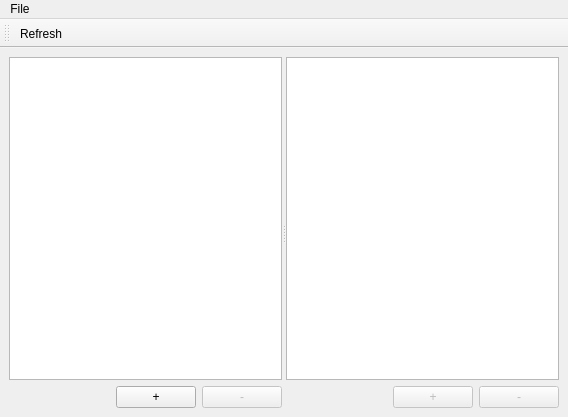
Before: the Qt Designer form ictrlquotes/widgets/ui/mainwindow.ui in alenz33/ictrlquotes, drawn with Qt 5.
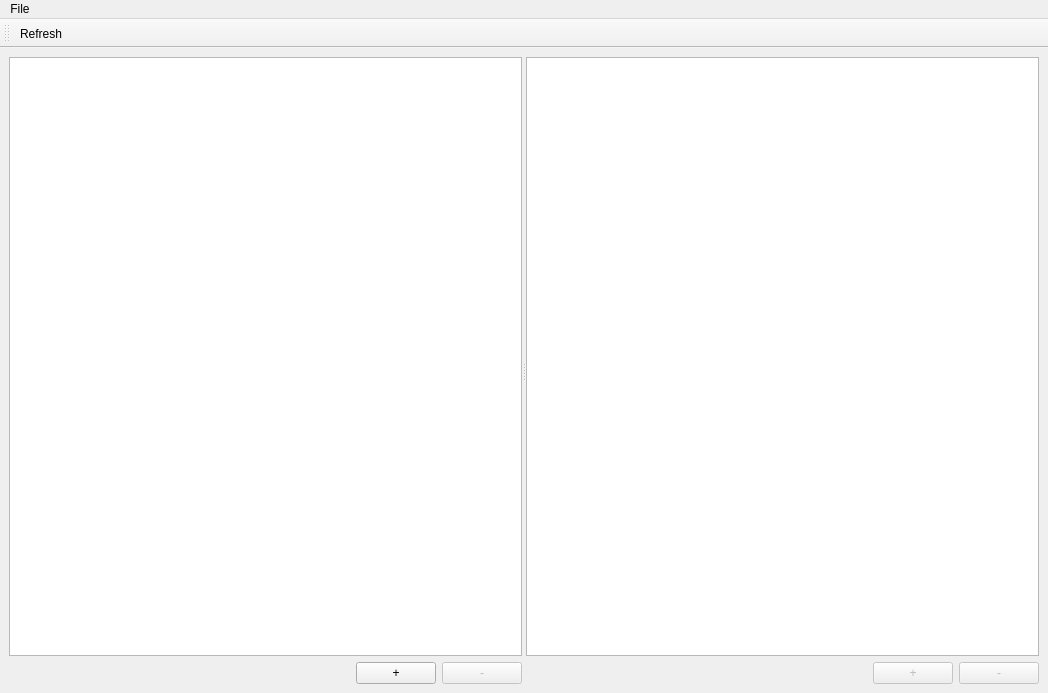
After: the same form once the commit is applied.

Commit message:
New default mainwindow size.
Also updated debian control.

What changed in the file:
```diff
--- a/ictrlquotes/widgets/ui/mainwindow.ui
+++ b/ictrlquotes/widgets/ui/mainwindow.ui
@@ -6,8 +6,8 @@
    <rect>
     <x>0</x>
     <y>0</y>
-    <width>568</width>
-    <height>417</height>
+    <width>1048</width>
+    <height>693</height>
    </rect>
   </property>
   <property name="windowTitle">
@@ -114,7 +114,7 @@
     <rect>
      <x>0</x>
      <y>0</y>
-     <width>568</width>
+     <width>1048</width>
      <height>27</height>
     </rect>
    </property>
```
Left out of the diff: 2 changed lines with no effect on the pictures. The commit also changes 2 other files.
